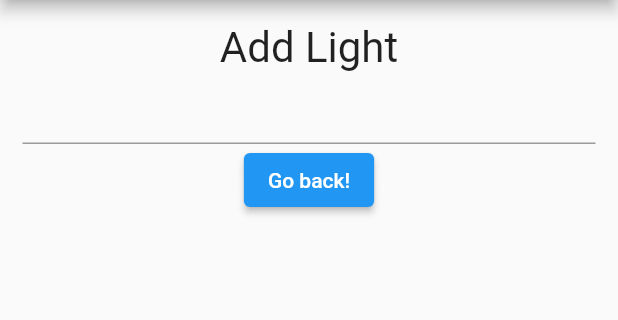
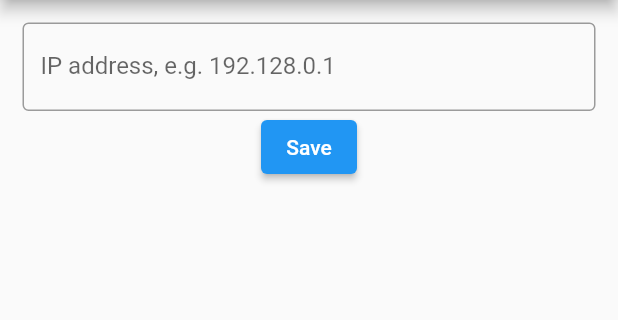
Before and after one commit to jrhahn/flutter_light_control, a Flutter app: the LightSetupScreen screen opened by its route, on a phone screen of 412 x 824 dp, the part 84-404 px from its top. Run offline on Flutter 3.47's test engine with Material 2 defaults, Android fonts, the phone set to English and light mode, and no system bars; our stand-ins replace shared_preferences; accounts and stored records are empty.

Commit message:
stateful widget

```diff
--- a/lib/screen/set_up_light.dart
+++ b/lib/screen/set_up_light.dart
@@ -1,9 +1,108 @@
 import 'package:flutter/material.dart';
+import 'package:shared_preferences/shared_preferences.dart';
 
 import '../constants.dart';
 
-class LightSetupScreen extends StatelessWidget {
+// Define a custom Form widget.
+// class MyCustomForm extends StatefulWidget {
+//   const MyCustomForm({super.key});
+//
+//   @override
+//   State<MyCustomForm> createState() => _MyCustomFormState();
+// }
+
+//
+// // Define a corresponding State class.
+// // This class holds the data related to the Form.
+// class _MyCustomFormState extends State<MyCustomForm> {
+//   // Create a text controller and use it to retrieve the current value
+//   // of the TextField.
+//   final myController = TextEditingController();
+//
+//   int _counter = 0;
+//
+//   //Loading counter value on start
+//   Future<void> _loadCounter() async {
+//     final prefs = await SharedPreferences.getInstance();
+//     setState(() {
+//       _counter = (prefs.getInt('counter') ?? 0);
+//     });
+//   }
+//
+//   @override
+//   void initState() {
+//     super.initState();
+//     _loadCounter();
+//   }
+
+//   Future<void> _incrementCounter() async {
+//     final prefs = await SharedPreferences.getInstance();
+//     setState(() {
+//       _counter = (prefs.getInt('counter') ?? 0) + 1;
+//       prefs.setInt('counter', _counter);
+//     });
+//   }
+//
+//   @override
+//   void dispose() {
+//     // Clean up the controller when the widget is disposed.
+//     myController.dispose();
+//     super.dispose();
+//   }
+//
+
+//
+//   @override
+//   Widget build(BuildContext context) {
+//     return Padding(
+//         padding: const EdgeInsets.all(16.0),
+//         child: TextField(
+//           controller: myController,
+//         ),
+//       );
+//   }
+// }
+
+class LightSetupScreen extends StatefulWidget {
   const LightSetupScreen({super.key});
+
+  @override
+  State<LightSetupScreen> createState() => _LightSetupScreenState();
+}
+
+class _LightSetupScreenState extends State<LightSetupScreen> {
+  String _url = 'IP address, e.g. 192.128.0.1';
+  late TextEditingController _controller;
+
+  @override
+  void dispose() {
+    _controller.dispose();
+    super.dispose();
+  }
+
+  // Loading counter value on start
+  Future<void> _loadCounter() async {
+    final prefs = await SharedPreferences.getInstance();
+    setState(() {
+      _url = (prefs.getString('url') ??  'IP address, e.g. 192.128.0.1');
+    });
+  }
+
+  @override
+  void initState() {
+    super.initState();
+
+    _controller = TextEditingController();
+    _loadCounter();
+  }
+
+  Future<void> _storeUrl() async {
+    final prefs = await SharedPreferences.getInstance();
+    setState(() {
+      // _url = (prefs.getInt('counter') ?? 0) + 1;
+      prefs.setString('url', _url);
+    });
+  }
 
   AppBar buildAppBar() {
     return AppBar(
@@ -14,16 +113,49 @@ class LightSetupScreen extends StatelessWidget {
   Widget buildBody(BuildContext context) {
     return Padding(
       padding: const EdgeInsets.all(15.0),
-      child:
-          Column(mainAxisAlignment: MainAxisAlignment.start, children: <Widget>[
-        const Text("Add Light",
-            textAlign: TextAlign.left, style: TextStyle(fontSize: 28)),
-        const TextField(),
+      child: Column(mainAxisAlignment: MainAxisAlignment.start, children: [
+        TextField(
+            controller: _controller,
+            decoration: InputDecoration(
+              border: OutlineInputBorder(),
+              labelText: _url,
+            ),
+            // onSubmitted: (String value) async {
+            //   await showDialog<void>(
+            //       context: context,
+            //       builder: (BuildContext context) {
+            //         return AlertDialog(
+            //           title: const Text('Thanks!'),
+            //           content: Text(
+            //               'You typed "$value", which has length ${value.characters.length}.'),
+            //           actions: <Widget>[
+            //             TextButton(
+            //               onPressed: () {
+            //                 Navigator.pop(context);
+            //               },
+            //               child: const Text('OK'),
+            //             ),
+            //           ],
+            //         );
+            //       });
+            // }
+            ),
+        // MyCustomForm(),
+        // Row(
+        //   crossAxisAlignment: CrossAxisAlignment.start,
+        //   children: [
+        //     const Text("Add Light",
+        //         textAlign: TextAlign.left, style: TextStyle(fontSize: 28)),
+        //     const TextField(),
+        //   ],
+        // ),
         ElevatedButton(
           onPressed: () {
+            // onSave()
+            _storeUrl();
             Navigator.pop(context);
           },
-          child: const Text('Go back!'),
+          child: Text('Save'),
         ),
       ]),
       //
--- a/pubspec.yaml
+++ b/pubspec.yaml
@@ -34,6 +34,9 @@ dependencies:
   # The following adds the Cupertino Icons font to your application.
   # Use with the CupertinoIcons class for iOS style icons.
   cupertino_icons: ^1.0.2
+
+  # device storage
+  shared_preferences: ^2.0.15
 
 dev_dependencies:
   flutter_test:
```
